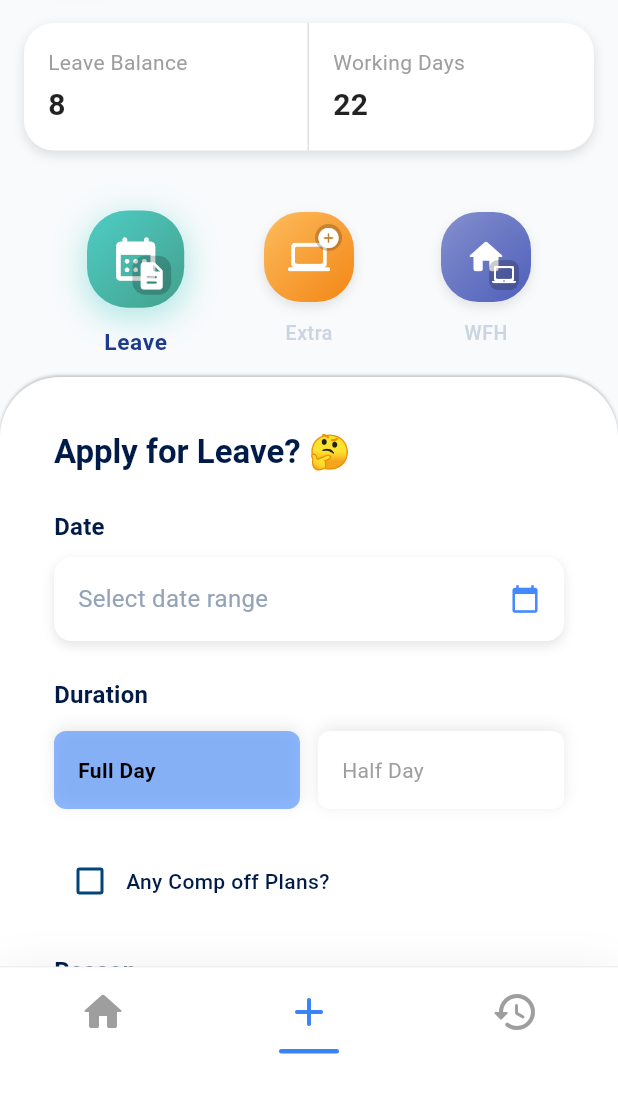
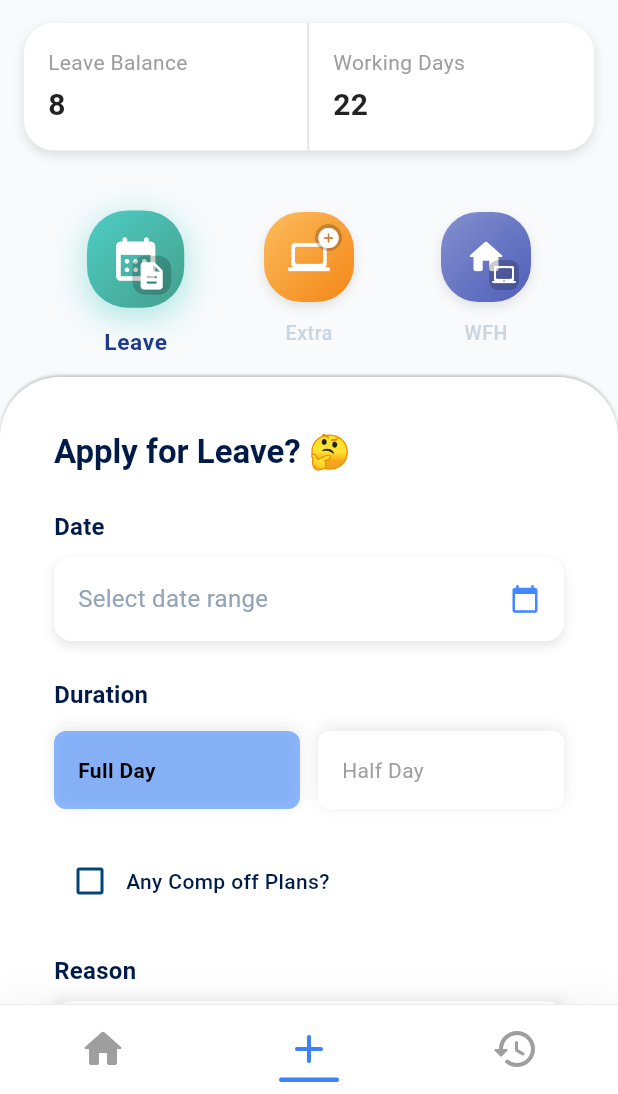
Before and after one commit to Heth-Chheda/leavify, a Flutter app: the LandingView screen opened by its route, item 2 of the bottom bar chosen, on a phone screen of 412 x 824 dp, the part 142-1236 px from its top. Run offline on Flutter 3.47's test engine with Material 3 defaults, Android fonts, the light colour scheme and no system bars; our stand-ins replace file_picker, flutter_dotenv, retry, shared_preferences; accounts and stored records are empty; network calls fail.

Commit message:
bottom bar fixes

```diff
--- a/lib/features/User/components/custom_bottom_nav_bar.dart
+++ b/lib/features/User/components/custom_bottom_nav_bar.dart
@@ -110,8 +110,13 @@ class _CustomBottomNavBarState extends State<CustomBottomNavBar>
       ]);
     }
 
-    return Container(
-      height: 85,
+    return SafeArea(
+      bottom: true,
+      right: false,
+      top: false,
+      left: false,
+      child: Container(
+        height: 60,
         decoration: BoxDecoration(
           color: Colors.white,
           boxShadow: [
@@ -149,7 +154,7 @@ class _CustomBottomNavBarState extends State<CustomBottomNavBar>
             ),
             // Animated Underline
             Positioned(
-            bottom: 27,
+              bottom: 8,
               child: AnimatedBuilder(
                 animation: _underlineAnimation,
                 builder: (context, child) {
@@ -168,6 +173,7 @@ class _CustomBottomNavBarState extends State<CustomBottomNavBar>
               ),
             ),
           ],
+        ),
       ),
     );
   }
@@ -241,7 +247,6 @@ class _NavItemState extends State<_NavItem>
       onTap: widget.onTap,
       behavior: HitTestBehavior.translucent,
       child: Container(
-        padding: EdgeInsets.only(bottom: 25),
         child: AnimatedBuilder(
           animation: _controller,
           builder: (context, child) {
```
Lines whose indentation alone changed are shown as unchanged.
